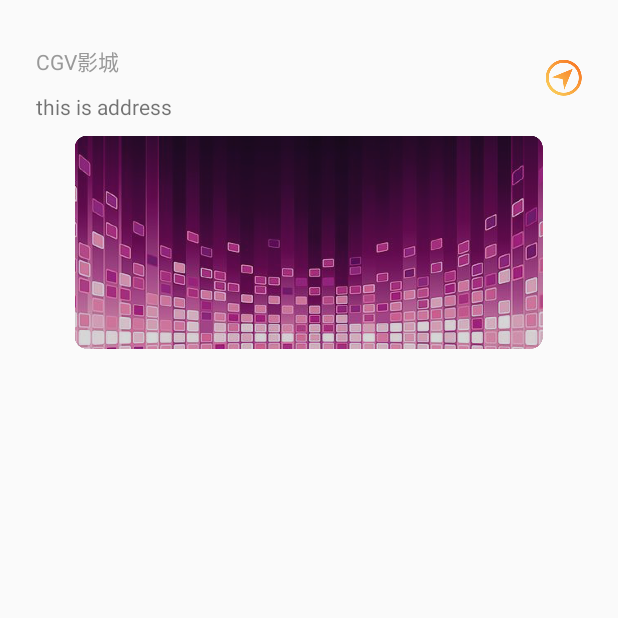
After one commit to zihenguncle/movie-master, an Android app: the SchedActivity screen opened directly, with no data from a screen before it, on a phone screen of 412 x 824 dp, the top half of it. The commit adds this screen. Run offline under Robolectric (Android 15) with nearby library versions, the phone set to English and light mode, and no system bars.

Commit message:
2019.1.29早上穿名字

```diff
--- a/app/src/main/java/com/bw/movie/login_success/home_fragment/HomeFragment.java
+++ b/app/src/main/java/com/bw/movie/login_success/home_fragment/HomeFragment.java
@@ -153,7 +153,6 @@ public class HomeFragment extends BaseFragment {
                 Intent intent_hot = new Intent(getActivity(), ShowDetailsActivity.class);
                 intent_hot.putExtra("hot","1");
                 startActivity(intent_hot);
-
                 break;
             case R.id.doing_text:
                 Intent intent_doing = new Intent(getActivity(), ShowDetailsActivity.class);
--- /dev/null
+++ b/app/src/main/java/com/bw/movie/login_success/home_fragment/activity/SchedActivity.java
@@ -0,0 +1,36 @@
+package com.bw.movie.login_success.home_fragment.activity;
+
+import android.support.v7.app.AppCompatActivity;
+import android.os.Bundle;
+
+import com.bw.movie.R;
+import com.bw.movie.base.BaseActivity;
+
+public class SchedActivity extends BaseActivity {
+
+
+    @Override
+    protected void initView(Bundle savedInstanceState) {
+
+    }
+
+    @Override
+    protected int getViewById() {
+        return R.layout.activity_sched;
+    }
+
+    @Override
+    protected void initData() {
+
+    }
+
+    @Override
+    protected void successed(Object data) {
+
+    }
+
+    @Override
+    protected void failed(String error) {
+
+    }
+}
--- /dev/null
+++ b/app/src/main/res/layout/activity_sched.xml
@@ -0,0 +1,57 @@
+<?xml version="1.0" encoding="utf-8"?>
+<RelativeLayout xmlns:android="http://schemas.android.com/apk/res/android"
+    xmlns:app="http://schemas.android.com/apk/res-auto"
+    xmlns:tools="http://schemas.android.com/tools"
+    android:layout_width="match_parent"
+    android:layout_height="match_parent"
+    tools:context=".login_success.home_fragment.activity.SchedActivity">
+
+    <TextView
+        android:id="@+id/sched_name"
+        android:layout_width="wrap_content"
+        android:layout_height="wrap_content"
+        android:layout_marginTop="30dp"
+        android:layout_marginLeft="24dp"
+        android:textSize="14sp"
+        android:textColor="@color/colorGray_9"
+        android:text="CGV影城"
+        />
+    <TextView
+        android:id="@+id/sched_address"
+        android:layout_width="wrap_content"
+        android:layout_height="wrap_content"
+        android:layout_marginTop="10dp"
+        android:layout_marginLeft="24dp"
+        android:layout_below="@+id/sched_name"
+        android:text="this is address"
+        />
+    <ImageView
+        android:layout_width="24dp"
+        android:layout_height="24dp"
+        android:layout_alignParentRight="true"
+        android:layout_marginRight="24dp"
+        android:background="@mipmap/com_icon_navigation_default"
+        android:layout_marginTop="40dp"
+        />
+
+
+    <RelativeLayout
+        android:id="@+id/relative"
+        android:layout_width="312dp"
+        android:layout_height="142dp"
+        android:background="@mipmap/beijing1"
+        android:layout_below="@+id/sched_address"
+        android:layout_centerHorizontal="true"
+        android:layout_marginTop="10dp"
+        >
+
+        <ImageView
+            android:id="@+id/sched_image"
+            android:layout_width="103dp"
+            android:layout_height="130dp" />
+
+    </RelativeLayout>
+
+
+
+</RelativeLayout>
--- a/app/src/main/res/layout/popup_take_item.xml
+++ b/app/src/main/res/layout/popup_take_item.xml
@@ -100,8 +100,9 @@
     <com.jcodecraeer.xrecyclerview.XRecyclerView
         android:id="@+id/item_xrecycle_item"
         android:layout_width="match_parent"
-        android:layout_height="match_parent"
+        android:layout_height="300dp"
         android:layout_below="@+id/total_num"
+        android:background="#f00"
         android:layout_marginTop="10dp"
         ></com.jcodecraeer.xrecyclerview.XRecyclerView>
 
--- a/app/src/main/res/layout/popup_takeitem.xml
+++ b/app/src/main/res/layout/popup_takeitem.xml
@@ -1,6 +1,7 @@
 <?xml version="1.0" encoding="utf-8"?>
 <RelativeLayout xmlns:android="http://schemas.android.com/apk/res/android"
     android:layout_width="match_parent"
+    android:background="#0f0"
     android:layout_height="match_parent">
 
     <ImageView
```
Also changed, not shown: app/src/main/AndroidManifest.xml (+5 -3 lines), app/src/main/java/com/bw/movie/login_success/home_fragment/activity/DetailsActivity.java (+59 -5 lines), app/src/main/java/com/bw/movie/login_success/home_fragment/activity/ImageBigActivity.java (added, +30 -0 lines), app/src/main/java/com/bw/movie/login_success/home_fragment/adapter/Popup_image.java (+19 -1 lines), app/src/main/java/com/bw/movie/login_success/home_fragment/adapter/Popup_take.java (+31 -14 lines), app/src/main/java/com/bw/movie/mvp/utils/Apis.java (+14 -3 lines), app/src/main/res/drawable/dialog_write.xml (added, +9 -0 lines), app/src/main/res/layout/activity_details.xml (+33 -36 lines), app/src/main/res/layout/activity_image_big.xml (added, +14 -0 lines), app/src/main/res/layout/popup_details.xml (+4 -7 lines), app/src/main/res/layout/popup_take.xml (+40 -4 lines).
